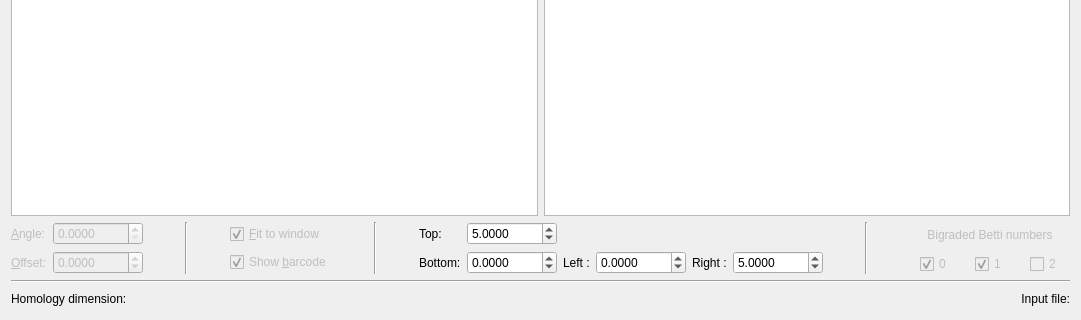
First picture: the form in visualizationwindow.ui, repository rivetTDA/rivet, before the edit; both pictures show x 0 to 1081 and y 530 to 850 of the 1081 by 850 pixel window.
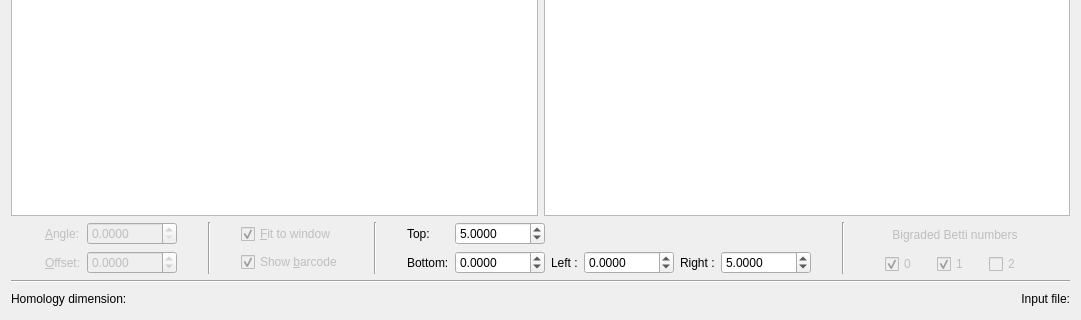
Second picture: the form after the edit.

Commit message: further adjustments to spacing of control elements in VisualizationWindow

```diff
--- a/visualizationwindow.ui
+++ b/visualizationwindow.ui
@@ -93,6 +93,19 @@
     </item>
     <item row="2" column="0">
      <layout class="QHBoxLayout" name="horizontalLayout_controls">
+      <item>
+       <spacer name="horizontalSpacer_0">
+        <property name="orientation">
+         <enum>Qt::Horizontal</enum>
+        </property>
+        <property name="sizeHint" stdset="0">
+         <size>
+          <width>60</width>
+          <height>20</height>
+         </size>
+        </property>
+       </spacer>
+      </item>
       <item>
        <layout class="QGridLayout" name="gridLayout">
         <item row="0" column="2">
@@ -173,11 +186,11 @@
          <enum>Qt::Horizontal</enum>
         </property>
         <property name="sizeType">
-         <enum>QSizePolicy::MinimumExpanding</enum>
+         <enum>QSizePolicy::Maximum</enum>
         </property>
         <property name="sizeHint" stdset="0">
          <size>
-          <width>13</width>
+          <width>50</width>
           <height>20</height>
          </size>
         </property>
@@ -196,11 +209,11 @@
          <enum>Qt::Horizontal</enum>
         </property>
         <property name="sizeType">
-         <enum>QSizePolicy::MinimumExpanding</enum>
+         <enum>QSizePolicy::Maximum</enum>
         </property>
         <property name="sizeHint" stdset="0">
          <size>
-          <width>13</width>
+          <width>50</width>
           <height>20</height>
          </size>
         </property>
@@ -266,11 +279,11 @@
          <enum>Qt::Horizontal</enum>
         </property>
         <property name="sizeType">
-         <enum>QSizePolicy::MinimumExpanding</enum>
+         <enum>QSizePolicy::Maximum</enum>
         </property>
         <property name="sizeHint" stdset="0">
          <size>
-          <width>13</width>
+          <width>50</width>
           <height>20</height>
          </size>
         </property>
@@ -289,11 +302,11 @@
          <enum>Qt::Horizontal</enum>
         </property>
         <property name="sizeType">
-         <enum>QSizePolicy::MinimumExpanding</enum>
+         <enum>QSizePolicy::Maximum</enum>
         </property>
         <property name="sizeHint" stdset="0">
          <size>
-          <width>13</width>
+          <width>50</width>
           <height>20</height>
          </size>
         </property>
@@ -456,11 +469,11 @@
          <enum>Qt::Horizontal</enum>
         </property>
         <property name="sizeType">
-         <enum>QSizePolicy::MinimumExpanding</enum>
+         <enum>QSizePolicy::Maximum</enum>
         </property>
         <property name="sizeHint" stdset="0">
          <size>
-          <width>13</width>
+          <width>50</width>
           <height>20</height>
          </size>
         </property>
@@ -479,11 +492,11 @@
          <enum>Qt::Horizontal</enum>
         </property>
         <property name="sizeType">
-         <enum>QSizePolicy::MinimumExpanding</enum>
+         <enum>QSizePolicy::Maximum</enum>
         </property>
         <property name="sizeHint" stdset="0">
          <size>
-          <width>13</width>
+          <width>50</width>
           <height>20</height>
          </size>
         </property>
@@ -612,7 +625,7 @@
             </property>
             <property name="sizeHint" stdset="0">
              <size>
-              <width>1</width>
+              <width>10</width>
               <height>2</height>
              </size>
             </property>
@@ -622,6 +635,19 @@
         </item>
        </layout>
       </item>
+      <item>
+       <spacer name="horizontalSpacer_7">
+        <property name="orientation">
+         <enum>Qt::Horizontal</enum>
+        </property>
+        <property name="sizeHint" stdset="0">
+         <size>
+          <width>60</width>
+          <height>20</height>
+         </size>
+        </property>
+       </spacer>
+      </item>
      </layout>
     </item>
     <item row="4" column="0">
```
